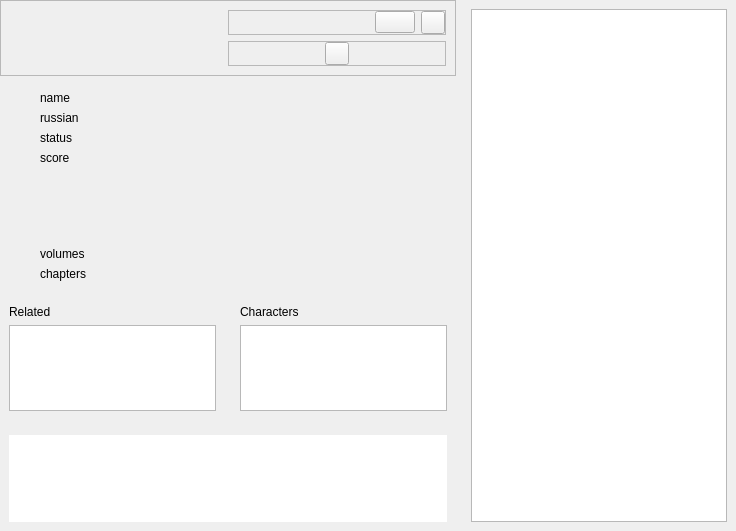
Before: the Qt Designer form data/ui/widgets/info.ui in brandonzorn/Nlight, drawn with Qt 5.
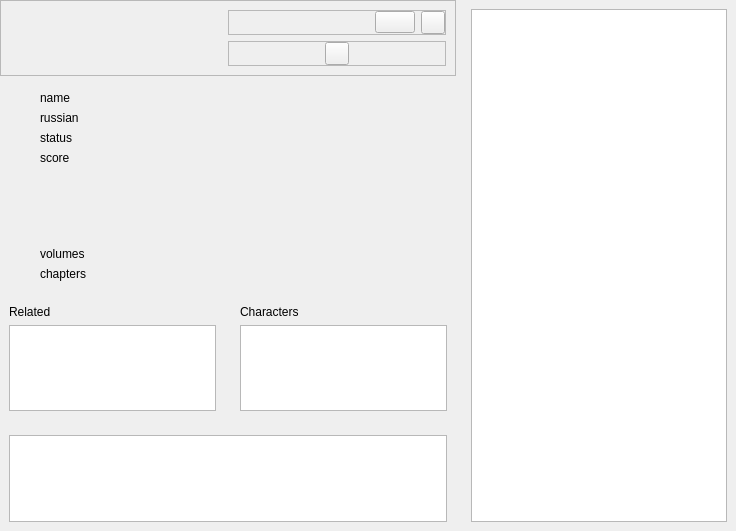
After: the same form once the commit is applied. Custom widgets are drawn as their Qt base class.

The edit to the form file:
```diff
--- a/data/ui/widgets/info.ui
+++ b/data/ui/widgets/info.ui
@@ -295,9 +295,15 @@
         <widget class="SimpleCardWidget" name="description_frame">
          <layout class="QVBoxLayout" name="verticalLayout_3">
           <item>
-           <widget class="QTextBrowser" name="description_text">
-            <property name="frameShape">
-             <enum>QFrame::NoFrame</enum>
+           <widget class="TextEdit" name="description_text">
+            <property name="verticalScrollBarPolicy">
+             <enum>Qt::ScrollBarAsNeeded</enum>
+            </property>
+            <property name="undoRedoEnabled">
+             <bool>false</bool>
+            </property>
+            <property name="readOnly">
+             <bool>true</bool>
             </property>
             <property name="textInteractionFlags">
              <set>Qt::NoTextInteraction</set>
@@ -374,6 +380,11 @@
    <extends>QLabel</extends>
    <header>qfluentwidgets</header>
   </customwidget>
+  <customwidget>
+   <class>TextEdit</class>
+   <extends>QTextEdit</extends>
+   <header>qfluentwidgets</header>
+  </customwidget>
   <customwidget>
    <class>ListWidget</class>
    <extends>QListWidget</extends>
```
